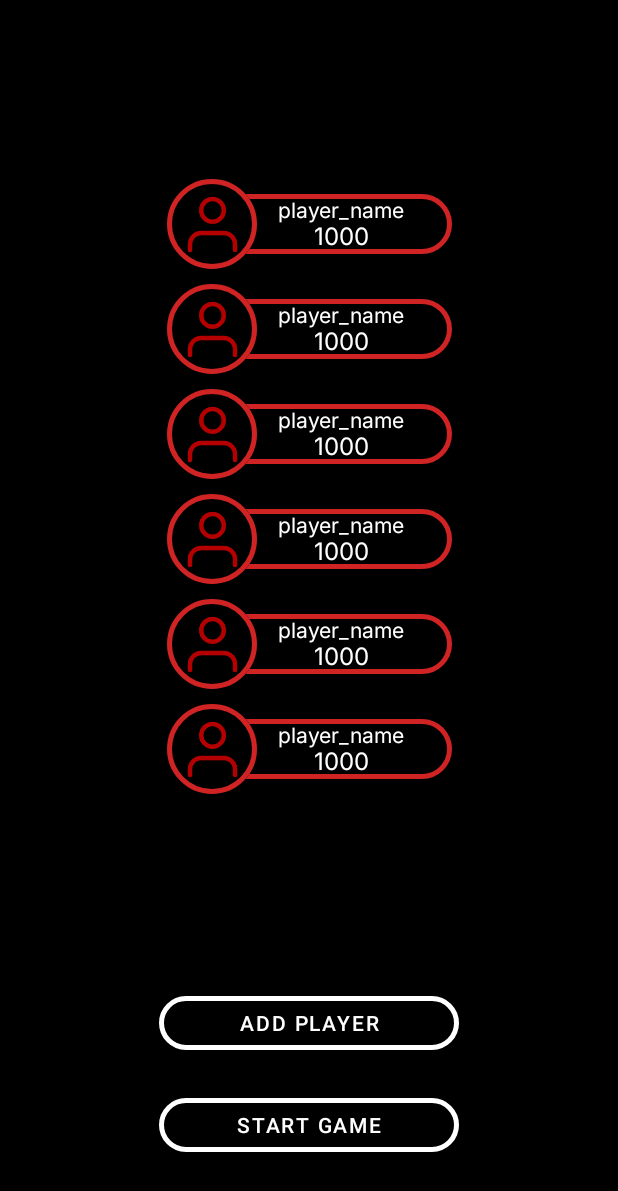
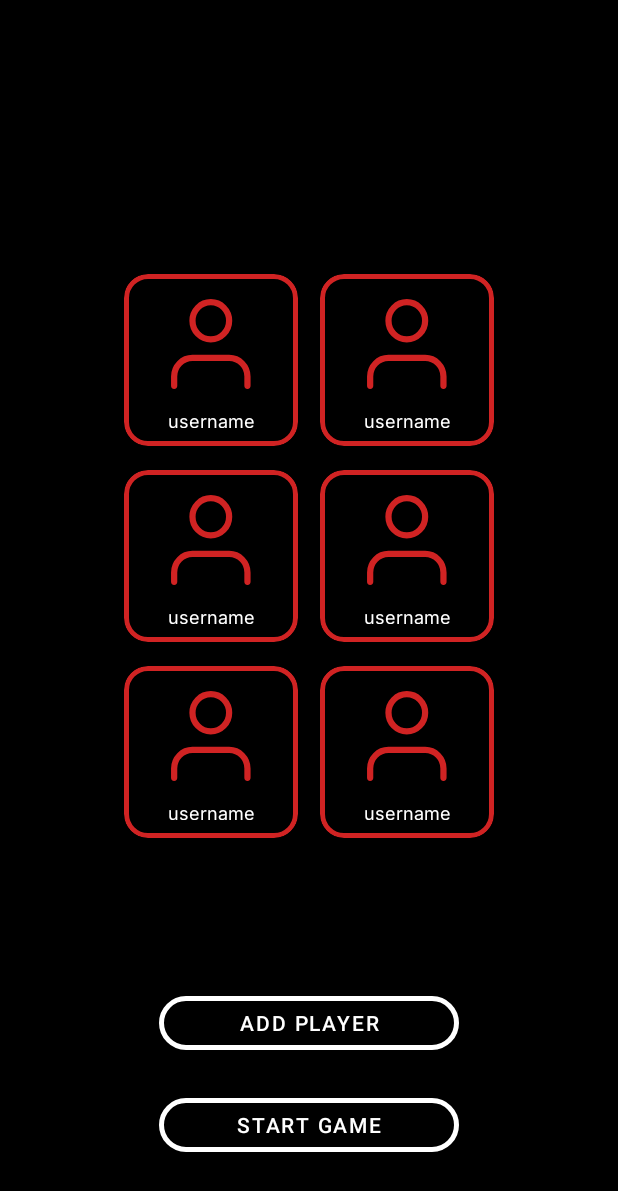
Before and after one commit to Tvinkvinter/MobileCroupier, an Android app: the layout fragment_configure_screen.xml on its own in the app's theme, with its tools: preview values and no code run, on a phone screen of 412 x 824 dp. Shown: the top 1191 px of the screen. Run offline under Robolectric (Android 15) with nearby library versions, the phone set to English and light mode, and no system bars.

Commit message:
feature: replace player bars by tiles on ConfigureScreen

```diff
--- a/app/src/main/java/com/atarusov/pokerapp/PlayersAdapter.kt
+++ b/app/src/main/java/com/atarusov/pokerapp/PlayersAdapter.kt
@@ -4,7 +4,7 @@ import android.content.res.ColorStateList
 import android.view.LayoutInflater
 import android.view.ViewGroup
 import androidx.recyclerview.widget.RecyclerView
-import com.atarusov.pokerapp.databinding.PlayerBarBinding
+import com.atarusov.pokerapp.databinding.PlayerTileBinding
 import com.atarusov.pokerapp.model.Player
 
 class PlayersAdapter : RecyclerView.Adapter<PlayersAdapter.PlayersViewHolder>() {
@@ -18,7 +18,7 @@ class PlayersAdapter : RecyclerView.Adapter<PlayersAdapter.PlayersViewHolder>()
 
     override fun onCreateViewHolder(parent: ViewGroup, viewType: Int): PlayersViewHolder {
         val inflater = LayoutInflater.from(parent.context)
-        val binding = PlayerBarBinding.inflate(inflater, parent, false)
+        val binding = PlayerTileBinding.inflate(inflater, parent, false)
         return PlayersViewHolder(binding)
     }
 
@@ -28,16 +28,15 @@ class PlayersAdapter : RecyclerView.Adapter<PlayersAdapter.PlayersViewHolder>()
         val player = players[position]
         with(holder.binding) {
             playerNameTv.text = player.name
-            playerStackTv.text = player.stack.toString()
             if (player.color != null) {
-                playerInfoBar.imageTintList = ColorStateList.valueOf(player.color)
-                avatarRing.imageTintList = ColorStateList.valueOf(player.color)
-                playerAvatar.imageTintList = ColorStateList.valueOf(player.color)
+                playerNameTv.compoundDrawableTintList = ColorStateList.valueOf(player.color)
+                playerCard.setStrokeColor(ColorStateList.valueOf(player.color))
+
             }
         }
     }
 
     class PlayersViewHolder(
-        val binding: PlayerBarBinding
+        val binding: PlayerTileBinding
     ) : RecyclerView.ViewHolder(binding.root)
 }
--- a/app/src/main/res/drawable/ic_player_avatar.xml
+++ b/app/src/main/res/drawable/ic_player_avatar.xml
@@ -8,13 +8,13 @@
       android:strokeLineJoin="round"
       android:strokeWidth="3"
       android:fillColor="#00000000"
-      android:strokeColor="#B40000"
+      android:strokeColor="@color/red"
       android:strokeLineCap="round"/>
   <path
       android:pathData="M17,17.111C21.142,17.111 24.5,13.728 24.5,9.556C24.5,5.383 21.142,2 17,2C12.858,2 9.5,5.383 9.5,9.556C9.5,13.728 12.858,17.111 17,17.111Z"
       android:strokeLineJoin="round"
       android:strokeWidth="3"
       android:fillColor="#00000000"
-      android:strokeColor="#B40000"
+      android:strokeColor="@color/red"
       android:strokeLineCap="round"/>
 </vector>
--- /dev/null
+++ b/app/src/main/res/drawable/ic_player_avatar_big.xml
@@ -0,0 +1,20 @@
+<vector xmlns:android="http://schemas.android.com/apk/res/android"
+    android:width="54dp"
+    android:height="61dp"
+    android:viewportWidth="39"
+    android:viewportHeight="44">
+  <path
+      android:pathData="M37.294,42V37.556C37.294,35.198 36.364,32.937 34.71,31.27C33.055,29.603 30.811,28.667 28.471,28.667H10.823C8.483,28.667 6.239,29.603 4.584,31.27C2.93,32.937 2,35.198 2,37.556V42"
+      android:strokeLineJoin="round"
+      android:strokeWidth="3"
+      android:fillColor="#00000000"
+      android:strokeColor="@color/red"
+      android:strokeLineCap="round"/>
+  <path
+      android:pathData="M19.647,19.778C24.52,19.778 28.471,15.798 28.471,10.889C28.471,5.98 24.52,2 19.647,2C14.774,2 10.823,5.98 10.823,10.889C10.823,15.798 14.774,19.778 19.647,19.778Z"
+      android:strokeLineJoin="round"
+      android:strokeWidth="3"
+      android:fillColor="#00000000"
+      android:strokeColor="@color/red"
+      android:strokeLineCap="round"/>
+</vector>
--- a/app/src/main/res/layout/fragment_configure_screen.xml
+++ b/app/src/main/res/layout/fragment_configure_screen.xml
@@ -8,18 +8,27 @@
     tools:background="@color/black"
     tools:context=".screens.ConfigureScreenFragment">
 
+    <androidx.constraintlayout.widget.Guideline
+        android:id="@+id/guideline"
+        android:layout_width="wrap_content"
+        android:layout_height="wrap_content"
+        android:orientation="horizontal"
+        app:layout_constraintGuide_percent="0.1" />
+
     <androidx.recyclerview.widget.RecyclerView
         android:id="@+id/players_list"
         android:layout_width="wrap_content"
         android:layout_height="wrap_content"
-        android:layout_marginVertical="16dp"
-        app:layoutManager="androidx.recyclerview.widget.LinearLayoutManager"
+        android:layout_marginHorizontal="16dp"
+        app:layoutManager="androidx.recyclerview.widget.GridLayoutManager"
         app:layout_constraintBottom_toTopOf="@id/add_player_btn"
         app:layout_constraintEnd_toEndOf="parent"
         app:layout_constraintStart_toStartOf="parent"
-        app:layout_constraintTop_toTopOf="parent"
+        app:layout_constraintTop_toTopOf="@id/guideline"
+        app:layout_wrapBehaviorInParent="vertical_only"
+        app:spanCount="2"
         tools:itemCount="8"
-        tools:listitem="@layout/player_bar" />
+        tools:listitem="@layout/player_tile" />
 
 
     <Button
--- /dev/null
+++ b/app/src/main/res/layout/player_tile.xml
@@ -0,0 +1,42 @@
+<?xml version="1.0" encoding="utf-8"?>
+<androidx.constraintlayout.widget.ConstraintLayout xmlns:android="http://schemas.android.com/apk/res/android"
+    xmlns:app="http://schemas.android.com/apk/res-auto"
+    xmlns:tools="http://schemas.android.com/tools"
+    android:layout_width="wrap_content"
+    android:layout_height="wrap_content"
+    tools:parentTag="androidx.constraintlayout.widget.ConstraintLayout">
+
+    <com.google.android.material.card.MaterialCardView
+        android:id="@+id/player_card"
+        android:layout_width="wrap_content"
+        android:layout_height="0dp"
+        android:backgroundTint="@color/black"
+        app:cardCornerRadius="16dp"
+        app:layout_constraintBottom_toBottomOf="parent"
+        app:layout_constraintDimensionRatio="1:1"
+        app:layout_constraintEnd_toEndOf="parent"
+        app:layout_constraintStart_toStartOf="parent"
+        app:cardUseCompatPadding="true"
+        app:layout_constraintTop_toTopOf="parent"
+        app:strokeColor="@color/red"
+        app:strokeWidth="3dp">
+
+            <TextView
+                android:id="@+id/player_name_tv"
+                android:layout_width="wrap_content"
+                android:layout_height="match_parent"
+                android:layout_marginHorizontal="16dp"
+                android:layout_marginTop="16dp"
+                android:layout_marginBottom="12dp"
+                android:drawablePadding="12dp"
+                android:fontFamily="@font/inter"
+                android:gravity="center_horizontal"
+                android:textColor="@color/white"
+                android:textSize="12sp"
+                android:lines="1"
+                android:ems="6"
+                tools:text="username"
+                app:drawableTopCompat="@drawable/ic_player_avatar_big" />
+
+    </com.google.android.material.card.MaterialCardView>
+</androidx.constraintlayout.widget.ConstraintLayout>
```
